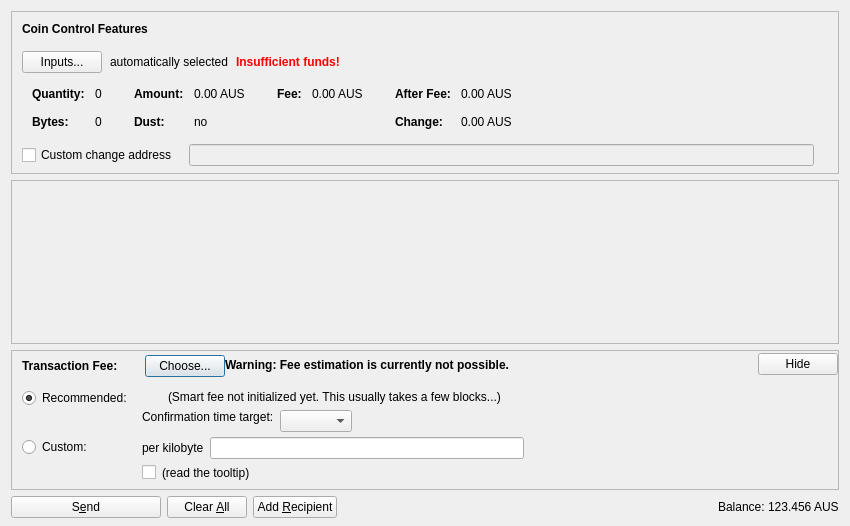
Qt form src/qt/forms/sendcoinsdialog.ui (farsider350/AustraliaCash-Core) before a commit.
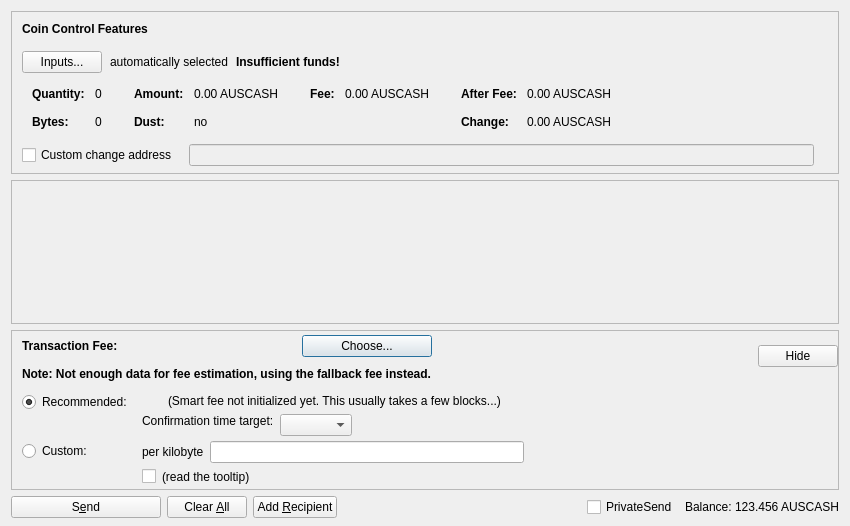
The same form after that commit. Icons and pictures are not drawn. Custom widgets are drawn as their Qt base class.

The edit to the form file:
```diff
--- a/src/qt/forms/sendcoinsdialog.ui
+++ b/src/qt/forms/sendcoinsdialog.ui
@@ -133,7 +133,7 @@
              </font>
             </property>
             <property name="styleSheet">
-             <string notr="true">color:red;font-weight:bold;</string>
+             <string notr="true">font-weight:bold;</string>
             </property>
             <property name="text">
              <string>Insufficient funds!</string>
@@ -324,7 +324,7 @@
                   <enum>Qt::ActionsContextMenu</enum>
                  </property>
                  <property name="text">
-                  <string notr="true">0.00 AUS</string>
+                  <string notr="true">0.00 AUSCASH</string>
                  </property>
                  <property name="textInteractionFlags">
                   <set>Qt::LinksAccessibleByMouse|Qt::TextSelectableByKeyboard|Qt::TextSelectableByMouse</set>
@@ -404,7 +404,7 @@
                   <enum>Qt::ActionsContextMenu</enum>
                  </property>
                  <property name="text">
-                  <string notr="true">0.00 AUS</string>
+                  <string notr="true">0.00 AUSCASH</string>
                  </property>
                  <property name="textInteractionFlags">
                   <set>Qt::LinksAccessibleByMouse|Qt::TextSelectableByKeyboard|Qt::TextSelectableByMouse</set>
@@ -455,7 +455,7 @@
                   <enum>Qt::ActionsContextMenu</enum>
                  </property>
                  <property name="text">
-                  <string notr="true">0.00 AUS</string>
+                  <string notr="true">0.00 AUSCASH</string>
                  </property>
                  <property name="textInteractionFlags">
                   <set>Qt::LinksAccessibleByMouse|Qt::TextSelectableByKeyboard|Qt::TextSelectableByMouse</set>
@@ -484,7 +484,7 @@
                   <enum>Qt::ActionsContextMenu</enum>
                  </property>
                  <property name="text">
-                  <string notr="true">0.00 AUS</string>
+                  <string notr="true">0.00 AUSCASH</string>
                  </property>
                  <property name="textInteractionFlags">
                   <set>Qt::LinksAccessibleByMouse|Qt::TextSelectableByKeyboard|Qt::TextSelectableByMouse</set>
@@ -745,19 +745,17 @@
              </layout>
             </item>
             <item>
-             <spacer name="verticalSpacer_5">
+             <spacer name="verticalSpacer_7">
               <property name="orientation">
                <enum>Qt::Vertical</enum>
               </property>
               <property name="sizeHint" stdset="0">
                <size>
                 <width>1</width>
-                <height>1</height>
+                <height>10</height>
                </size>
               </property>
              </spacer>
-            </item>
-           </layout>
           </item>
           <item>
            <widget class="QLabel" name="fallbackFeeWarningLabel">
@@ -771,7 +769,7 @@
             </font>
             </property>
             <property name="text">
-             <string>Warning: Fee estimation is currently not possible.</string>
+               <string>Note: Not enough data for fee estimation, using the fallback fee instead.</string>
             </property>
             <property name="wordWrap">
              <bool>false</bool>
@@ -779,17 +777,29 @@
            </widget>
           </item>
           <item>
+             <spacer name="verticalSpacer_5">
+              <property name="orientation">
+               <enum>Qt::Vertical</enum>
+              </property>
+              <property name="sizeHint" stdset="0">
+               <size>
+                <width>1</width>
+                <height>1</height>
+               </size>
+              </property>
+             </spacer>
+            </item>
+           </layout>
+          </item>
+          <item>
            <spacer name="horizontalSpacer_4">
             <property name="orientation">
              <enum>Qt::Horizontal</enum>
             </property>
-            <property name="sizeType">
-             <enum>QSizePolicy::MinimumExpanding</enum>
-            </property>
             <property name="sizeHint" stdset="0">
              <size>
-              <width>40</width>
-              <height>20</height>
+              <width>1</width>
+              <height>1</height>
              </size>
             </property>
            </spacer>
@@ -1115,8 +1125,8 @@
           </property>
           <property name="sizeHint" stdset="0">
            <size>
-            <width>40</width>
-            <height>5</height>
+            <width>800</width>
+            <height>1</height>
            </size>
           </property>
          </spacer>
@@ -1212,14 +1222,24 @@
        <property name="spacing">
         <number>3</number>
        </property>
+       <item>
+        <widget class="QCheckBox" name="checkUsePrivateSend">
+         <property name="minimumSize">
+          <size>
+           <width>95</width>
+           <height>0</height>
+          </size>
+         </property>
+         <property name="text">
+          <string>PrivateSend</string>
+         </property>
+         <property name="checked">
+          <bool>false</bool>
+         </property>
+        </widget>
+       </item>
        <item>
         <widget class="QLabel" name="label">
-         <property name="sizePolicy">
-          <sizepolicy hsizetype="Preferred" vsizetype="Fixed">
-           <horstretch>0</horstretch>
-           <verstretch>0</verstretch>
-          </sizepolicy>
-         </property>
          <property name="text">
           <string>Balance:</string>
          </property>
@@ -1237,7 +1257,7 @@
           <cursorShape>IBeamCursor</cursorShape>
          </property>
          <property name="text">
-          <string notr="true">123.456 AUS</string>
+          <string notr="true">123.456 AUSCASH</string>
          </property>
          <property name="textInteractionFlags">
           <set>Qt::LinksAccessibleByMouse|Qt::TextSelectableByKeyboard|Qt::TextSelectableByMouse</set>
```
Left out of the diff: 24 changed lines with no effect on the pictures. Lines whose indentation alone changed are shown as unchanged.
